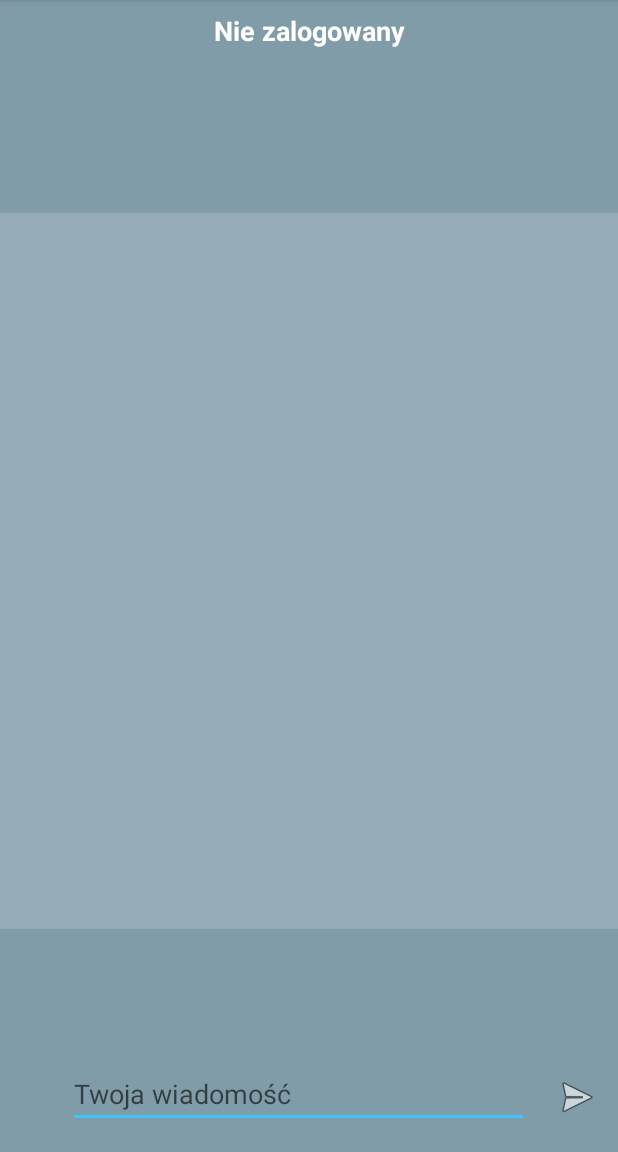
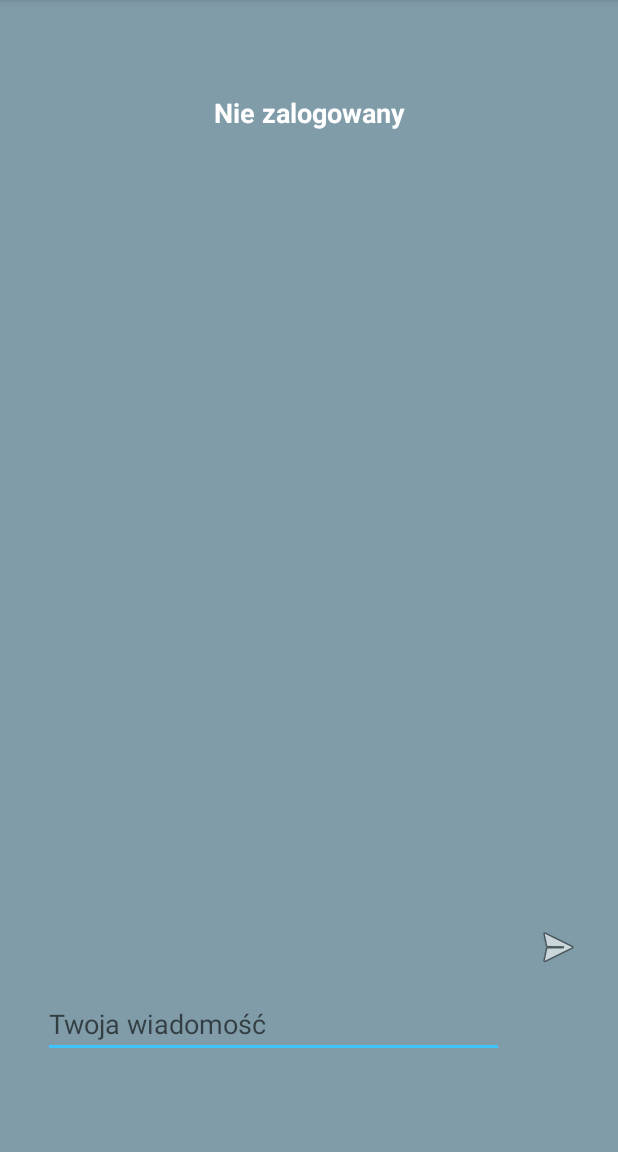
Before and after one commit to Wokub/unichat-mobile-app, an Android app: the screen it shows after launch (MainActivity), on a phone screen of 412 x 824 dp, the part 84-1236 px from its top. Run offline under Robolectric (Android 15) with nearby library versions, the phone set to English and light mode, and no system bars; our stand-ins replace Volley; libraries missing offline, so code that uses them is left out: io.socket.client, io.socket.emitter; 3 statements that could not run were skipped.

Commit message:
Comments and better look

```diff
--- a/app/src/main/java/com/wk/unichat/WebRequests/Requests.kt
+++ b/app/src/main/java/com/wk/unichat/WebRequests/Requests.kt
@@ -39,7 +39,7 @@ object Requests {
             Log.d("Error", "Creation fail $error" )
             complete(false)
         }){
-            override fun getBodyContentType(): String { // Content Type
+            override fun getBodyContentType(): String {
                 return "application/json; charset=utf-8"
             }
 
--- a/app/src/main/res/layout/content_main.xml
+++ b/app/src/main/res/layout/content_main.xml
@@ -13,54 +13,58 @@
         android:id="@+id/mainChannelName"
         android:layout_width="wrap_content"
         android:layout_height="25dp"
-        android:layout_marginTop="8dp"
+        android:layout_marginTop="4dp"
         android:text="Nie zalogowany"
         android:textColor="@android:color/white"
         android:textSize="18sp"
         android:textStyle="bold"
-        app:layout_constraintHorizontal_bias="0.501"
+        app:layout_constraintBottom_toTopOf="@+id/messageListView"
         app:layout_constraintLeft_toLeftOf="parent"
         app:layout_constraintRight_toRightOf="parent"
         app:layout_constraintTop_toTopOf="parent" />
 
     <EditText
         android:id="@+id/messageTextField"
-        style="@style/Widget.AppCompat.EditText"
         android:layout_width="307dp"
         android:layout_height="40dp"
         android:layout_marginStart="16dp"
         android:layout_marginLeft="16dp"
-        android:layout_marginBottom="16dp"
+        android:layout_marginBottom="4dp"
         android:ems="10"
         android:hint="Twoja wiadomość"
         android:inputType="textMultiLine"
+        android:singleLine="false"
         android:textColor="@android:color/black"
         android:textColorLink="@android:color/white"
         app:layout_constraintBottom_toBottomOf="parent"
         app:layout_constraintEnd_toStartOf="@+id/sendMessageBtn"
-        app:layout_constraintHorizontal_bias="0.793"
-        app:layout_constraintStart_toStartOf="parent" />
+        app:layout_constraintHorizontal_bias="1.0"
+        app:layout_constraintStart_toStartOf="parent"
+        app:layout_constraintTop_toBottomOf="@+id/messageListView" />
 
     <ImageButton
         android:id="@+id/sendMessageBtn"
         android:layout_width="47dp"
         android:layout_height="41dp"
+        android:layout_marginTop="20dp"
         android:layout_marginEnd="4dp"
         android:layout_marginRight="4dp"
-        android:layout_marginBottom="16dp"
         android:background="@android:color/transparent"
         android:onClick="sendMessageBtnClicked"
         app:layout_constraintBottom_toBottomOf="parent"
         app:layout_constraintEnd_toEndOf="parent"
+        app:layout_constraintStart_toEndOf="@+id/messageTextField"
+        app:layout_constraintTop_toBottomOf="@+id/messageListView"
+        app:layout_constraintVertical_bias="0.0"
         app:srcCompat="@android:drawable/ic_menu_send" />
 
     <android.support.v7.widget.RecyclerView
         android:id="@+id/messageListView"
         android:layout_width="0dp"
-        android:layout_height="477dp"
-        android:layout_marginTop="24dp"
-        android:layout_marginBottom="8dp"
-        android:background="@color/lightBlue50"
+        android:layout_height="428dp"
+        android:layout_marginTop="16dp"
+        android:layout_marginBottom="16dp"
+        android:background="@android:color/transparent"
         app:layout_constraintBottom_toTopOf="@+id/messageTextField"
         app:layout_constraintEnd_toEndOf="parent"
         app:layout_constraintHorizontal_bias="0.0"
```
Also changed, not shown: app/src/main/java/com/wk/unichat/Ctrl/CreateUserActivity.kt (+17 -12 lines), app/src/main/java/com/wk/unichat/Ctrl/LoginActivity.kt (+11 -0 lines), app/src/main/res/layout/msg_list_view.xml (+13 -5 lines).
